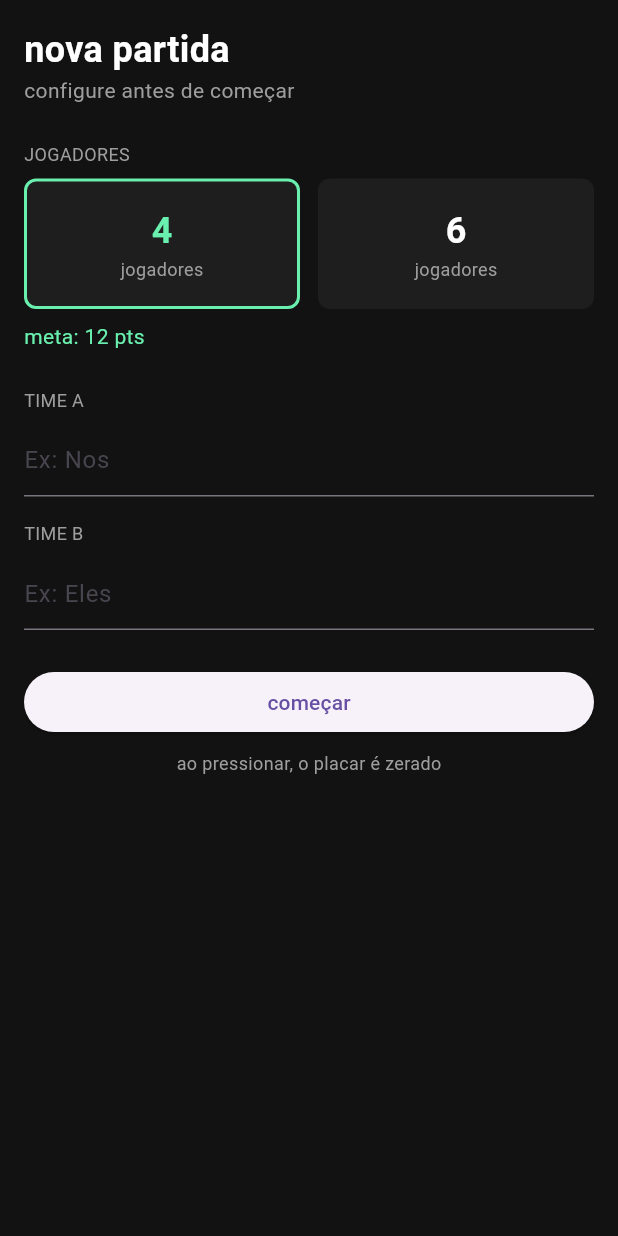
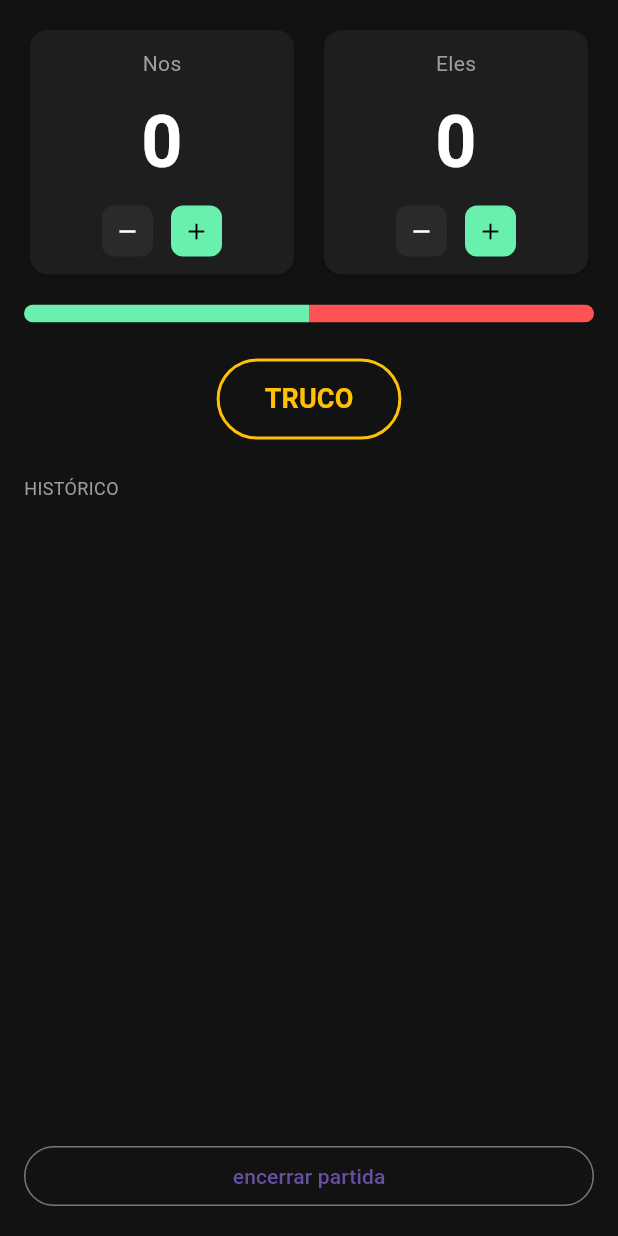
Before and after one commit to PietroMartiori/Truco_App_DSDM, a Flutter app: the screen it shows after launch, after a tap on "começar", on a phone screen of 412 x 824 dp. Run offline on Flutter 3.47's test engine with Material 3 defaults, Android fonts, the phone set to English and light mode, and no system bars.

Commit message:
feat: implementação da tela de placar com truco

```diff
--- a/flutter_application_1/lib/main.dart
+++ b/flutter_application_1/lib/main.dart
@@ -1,4 +1,7 @@
 import 'package:flutter/material.dart';
+import 'models/partida.dart';
+import 'models/time.dart';
+import 'screens/placar_screen.dart';
 
 void main() {
   runApp(const MyApp());
@@ -32,6 +35,25 @@ class _NovaPartidaPageState extends State<NovaPartidaPage> {
 
   final TextEditingController timeAController = TextEditingController();
   final TextEditingController timeBController = TextEditingController();
+
+  void _iniciarPartida() {
+    final partida = Partida(
+      timeA: Time(
+        nome: timeAController.text.isEmpty ? 'Nos' : timeAController.text,
+      ),
+      timeB: Time(
+        nome: timeBController.text.isEmpty ? 'Eles' : timeBController.text,
+      ),
+      metaPontos: jogadoresSelecionado == 4 ? 12 : 18,
+    );
+
+    Navigator.push(
+      context,
+      MaterialPageRoute(
+        builder: (context) => PlacarScreen(partida: partida),
+      ),
+    );
+  }
 
   @override
   Widget build(BuildContext context) {
@@ -118,9 +140,7 @@ class _NovaPartidaPageState extends State<NovaPartidaPage> {
               SizedBox(
                 width: double.infinity,
                 child: ElevatedButton(
-                  onPressed: () {
-                    // TODO: zerar placar e ir para a próxima tela
-                  },
+                  onPressed: _iniciarPartida,
                   child: const Text('começar'),
                 ),
               ),
--- /dev/null
+++ b/flutter_application_1/lib/models/partida.dart
@@ -0,0 +1,16 @@
+import 'time.dart';
+import 'rodada.dart';
+
+class Partida {
+  Time timeA;
+  Time timeB;
+  int metaPontos;
+  List<Rodada> rodadas;
+
+  Partida({
+    required this.timeA,
+    required this.timeB,
+    required this.metaPontos,
+    List<Rodada>? rodadas,
+  }) : rodadas = rodadas ?? [];
+}
--- /dev/null
+++ b/flutter_application_1/lib/models/rodada.dart
@@ -0,0 +1,13 @@
+class Rodada {
+  final String descricao;
+  final int pontosTimeA;
+  final int pontosTimeB;
+  final DateTime data;
+
+  Rodada({
+    required this.descricao,
+    required this.pontosTimeA,
+    required this.pontosTimeB,
+    required this.data,
+  });
+}
--- /dev/null
+++ b/flutter_application_1/lib/models/time.dart
@@ -0,0 +1,6 @@
+class Time {
+  String nome;
+  int pontos;
+
+  Time({required this.nome, this.pontos = 0});
+}
--- /dev/null
+++ b/flutter_application_1/lib/screens/placar_screen.dart
@@ -0,0 +1,237 @@
+import 'package:flutter/material.dart';
+import '../models/partida.dart';
+import '../models/rodada.dart';
+import '../widgets/modal_truco.dart';
+
+class PlacarScreen extends StatefulWidget {
+  final Partida partida;
+
+  const PlacarScreen({super.key, required this.partida});
+
+  @override
+  State<PlacarScreen> createState() => _PlacarScreenState();
+}
+
+class _PlacarScreenState extends State<PlacarScreen> {
+  void _alterarPontoTimeA(int delta) {
+    setState(() {
+      widget.partida.timeA.pontos =
+          (widget.partida.timeA.pontos + delta).clamp(0, widget.partida.metaPontos);
+    });
+  }
+
+  void _alterarPontoTimeB(int delta) {
+    setState(() {
+      widget.partida.timeB.pontos =
+          (widget.partida.timeB.pontos + delta).clamp(0, widget.partida.metaPontos);
+    });
+  }
+
+  Future<void> _abrirModalTruco() async {
+    final resultado = await showModalBottomSheet<String>(
+      context: context,
+      backgroundColor: Colors.transparent,
+      isScrollControlled: true,
+      builder: (context) => const ModalTruco(),
+    );
+
+    if (resultado != null) {
+      setState(() {
+        widget.partida.rodadas.add(
+          Rodada(
+            descricao: 'Truco: $resultado',
+            pontosTimeA: widget.partida.timeA.pontos,
+            pontosTimeB: widget.partida.timeB.pontos,
+            data: DateTime.now(),
+          ),
+        );
+      });
+    }
+  }
+
+  @override
+  Widget build(BuildContext context) {
+    final partida = widget.partida;
+
+    return Scaffold(
+      backgroundColor: const Color(0xFF121212),
+      body: SafeArea(
+        child: Padding(
+          padding: const EdgeInsets.all(16),
+          child: Column(
+            children: [
+              // Placar dos dois times lado a lado
+              Row(
+                children: [
+                  Expanded(
+                    child: _cardPlacar(
+                      nome: partida.timeA.nome,
+                      pontos: partida.timeA.pontos,
+                      onMais: () => _alterarPontoTimeA(1),
+                      onMenos: () => _alterarPontoTimeA(-1),
+                    ),
+                  ),
+                  const SizedBox(width: 12),
+                  Expanded(
+                    child: _cardPlacar(
+                      nome: partida.timeB.nome,
+                      pontos: partida.timeB.pontos,
+                      onMais: () => _alterarPontoTimeB(1),
+                      onMenos: () => _alterarPontoTimeB(-1),
+                    ),
+                  ),
+                ],
+              ),
+
+              const SizedBox(height: 16),
+
+              // Barra de progresso dupla
+              ClipRRect(
+                borderRadius: BorderRadius.circular(8),
+                child: SizedBox(
+                  height: 12,
+                  child: Row(
+                    children: [
+                      Expanded(
+                        flex: partida.timeA.pontos == 0 ? 1 : partida.timeA.pontos,
+                        child: Container(color: Colors.greenAccent),
+                      ),
+                      Expanded(
+                        flex: partida.timeB.pontos == 0 ? 1 : partida.timeB.pontos,
+                        child: Container(color: Colors.redAccent),
+                      ),
+                    ],
+                  ),
+                ),
+              ),
+
+              const SizedBox(height: 24),
+
+              // Botão TRUCO
+              OutlinedButton(
+                onPressed: _abrirModalTruco,
+                style: OutlinedButton.styleFrom(
+                  side: const BorderSide(color: Colors.amber, width: 2),
+                  padding: const EdgeInsets.symmetric(vertical: 14, horizontal: 32),
+                ),
+                child: const Text(
+                  'TRUCO',
+                  style: TextStyle(
+                    color: Colors.amber,
+                    fontWeight: FontWeight.bold,
+                    fontSize: 18,
+                  ),
+                ),
+              ),
+
+              const SizedBox(height: 24),
+
+              const Align(
+                alignment: Alignment.centerLeft,
+                child: Text(
+                  'HISTÓRICO',
+                  style: TextStyle(color: Colors.grey, fontSize: 12),
+                ),
+              ),
+              const SizedBox(height: 8),
+
+              Expanded(
+                child: ListView.builder(
+                  itemCount: partida.rodadas.length,
+                  itemBuilder: (context, index) {
+                    final rodada = partida.rodadas[partida.rodadas.length - 1 - index];
+                    return ListTile(
+                      dense: true,
+                      title: Text(
+                        rodada.descricao,
+                        style: const TextStyle(color: Colors.white),
+                      ),
+                      trailing: Text(
+                        '${rodada.pontosTimeA} x ${rodada.pontosTimeB}',
+                        style: const TextStyle(color: Colors.grey),
+                      ),
+                    );
+                  },
+                ),
+              ),
+
+              SizedBox(
+                width: double.infinity,
+                child: OutlinedButton(
+                  onPressed: () {
+                    // TODO: encerrar partida e ir para o histórico
+                  },
+                  child: const Text('encerrar partida'),
+                ),
+              ),
+            ],
+          ),
+        ),
+      ),
+    );
+  }
+
+  Widget _cardPlacar({
+    required String nome,
+    required int pontos,
+    required VoidCallback onMais,
+    required VoidCallback onMenos,
+  }) {
+    return Card(
+      color: const Color(0xFF1E1E1E),
+      child: Padding(
+        padding: const EdgeInsets.all(12),
+        child: Column(
+          children: [
+            Text(
+              nome,
+              style: const TextStyle(color: Colors.grey),
+            ),
+            const SizedBox(height: 8),
+            AnimatedSwitcher(
+              duration: const Duration(milliseconds: 200),
+              child: Text(
+                '$pontos',
+                key: ValueKey(pontos),
+                style: const TextStyle(
+                  color: Colors.white,
+                  fontSize: 48,
+                  fontWeight: FontWeight.bold,
+                ),
+              ),
+            ),
+            const SizedBox(height: 8),
+            Row(
+              mainAxisAlignment: MainAxisAlignment.center,
+              children: [
+                GestureDetector(
+                  onTap: onMenos,
+                  child: Container(
+                    padding: const EdgeInsets.all(8),
+                    decoration: BoxDecoration(
+                      color: const Color(0xFF2A2A2A),
+                      borderRadius: BorderRadius.circular(8),
+                    ),
+                    child: const Icon(Icons.remove, color: Colors.white, size: 18),
+                  ),
+                ),
+                const SizedBox(width: 12),
+                GestureDetector(
+                  onTap: onMais,
+                  child: Container(
+                    padding: const EdgeInsets.all(8),
+                    decoration: BoxDecoration(
+                      color: Colors.greenAccent,
+                      borderRadius: BorderRadius.circular(8),
+                    ),
+                    child: const Icon(Icons.add, color: Colors.black, size: 18),
+                  ),
+                ),
+              ],
+            ),
+          ],
+        ),
+      ),
+    );
+  }
+}
```
Also changed, not shown: flutter_application_1/lib/widgets/modal_truco.dart (added, +75 -0 lines), flutter_application_1/lib/theme/theme.dart (added), flutter_application_1/pubspec.lock.
